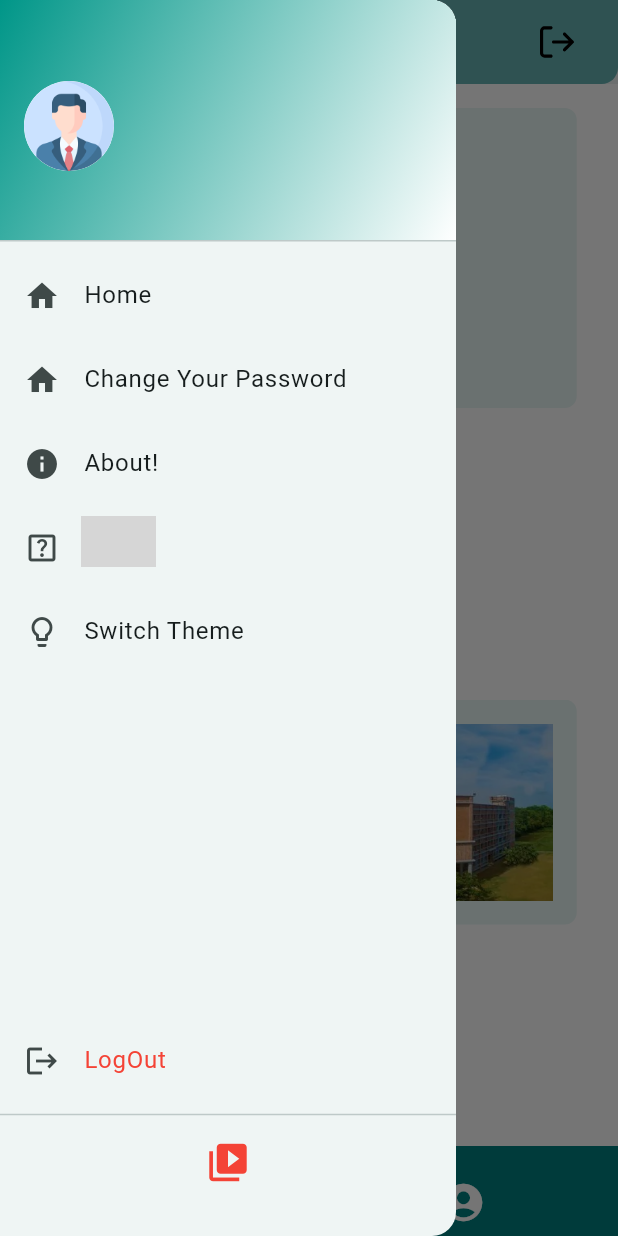
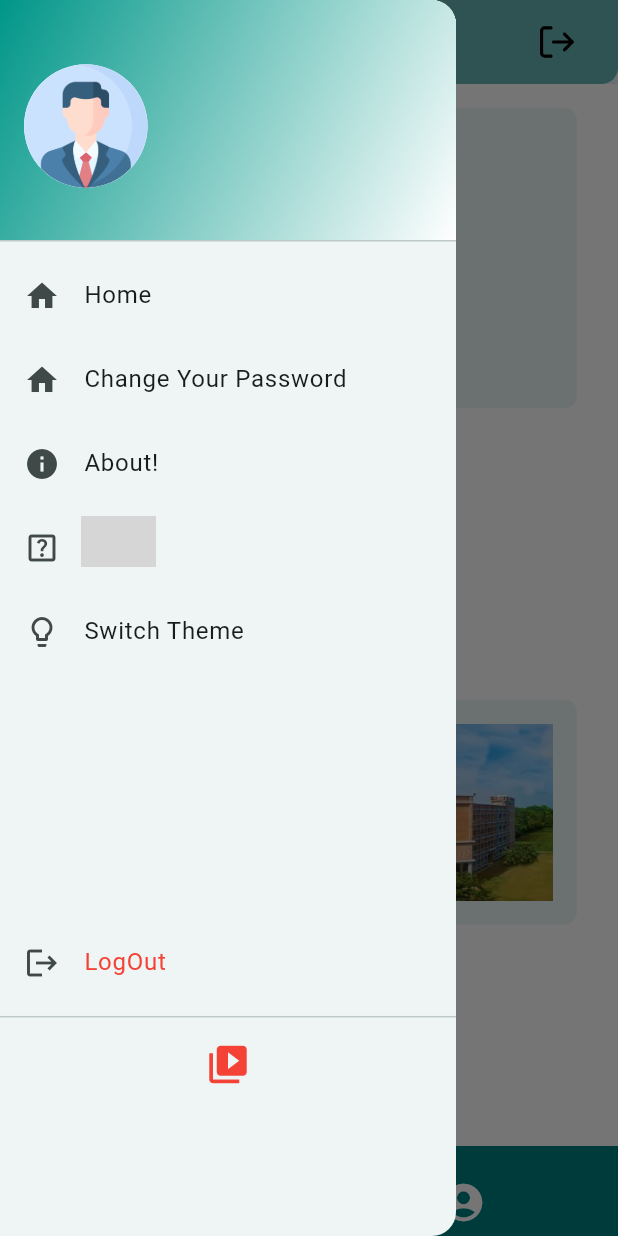
Before and after one commit to PoramaChowdhury/project_test, a Flutter app: the AuthorityHomeScreen screen opened by its route, with the side drawer open, on a phone screen of 412 x 824 dp. Run offline on Flutter 3.47's test engine with Material 3 defaults, Android fonts, the phone set to English and light mode, and no system bars; drawn by our look-alikes of carousel_slider, curved_navigation_bar; our stand-ins replace appwrite, cloud_firestore, dash_chat_2, firebase_auth, firebase_core, firebase_database and 12 more; accounts and stored records are empty; Roboto replaces fonts that are missing (cus); project files that could hold a hidden picture were left out; grey boxes are pictures that could not be loaded.

Commit message:
1.add media querry

```diff
--- a/lib/features/home/ui/widgets/drawer_widgets.dart
+++ b/lib/features/home/ui/widgets/drawer_widgets.dart
@@ -77,6 +77,8 @@ class _DrawerWidgetState extends State<DrawerWidget> {
 
   @override
   Widget build(BuildContext context) {
+    final double screenWidth = MediaQuery.of(context).size.width;
+    final double screenHeight = MediaQuery.of(context).size.height;
     return Drawer(
       child: ListView(
         padding: EdgeInsets.zero,
@@ -129,7 +131,8 @@ class _DrawerWidgetState extends State<DrawerWidget> {
                 CircleAvatar(
                   // Use CircleAvatar to display the image
                   backgroundColor: Colors.white,
-                  radius: 30, // Increased radius for better visibility
+                  //radius: 30, // Increased radius for better visibility
+                  radius: screenWidth * 0.1, // Increased radius for better visibility
                   backgroundImage:
                       profileImageBase64.isNotEmpty // Check if it's not empty
                           ? MemoryImage(base64Decode(profileImageBase64))
@@ -228,7 +231,8 @@ class _DrawerWidgetState extends State<DrawerWidget> {
             title: const Text('Switch Theme'),
             onTap: _toggleTheme, // Handle the theme toggle
           ),
-          const SizedBox(height: 230), // This will work now as it's in a Column
+         // const SizedBox(height: 230), // This will work now as it's in a Column
+          SizedBox(height: screenHeight * 0.2),
           ListTile(
             leading: const Icon(Icons.logout),
             title: const Text(
```
